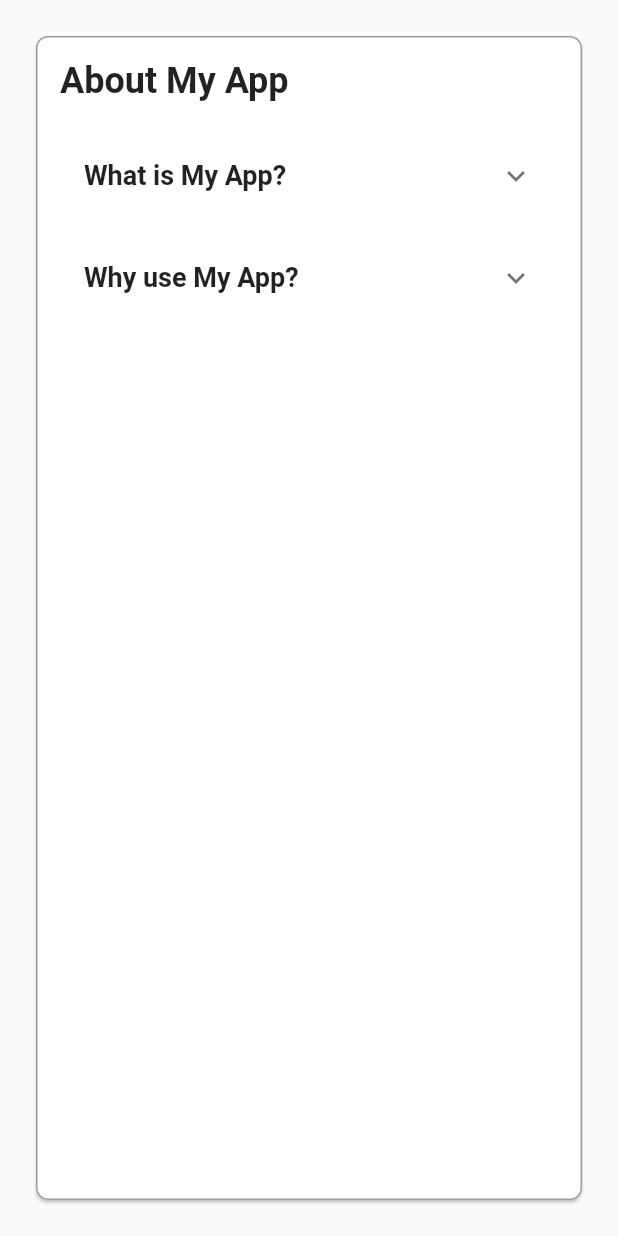
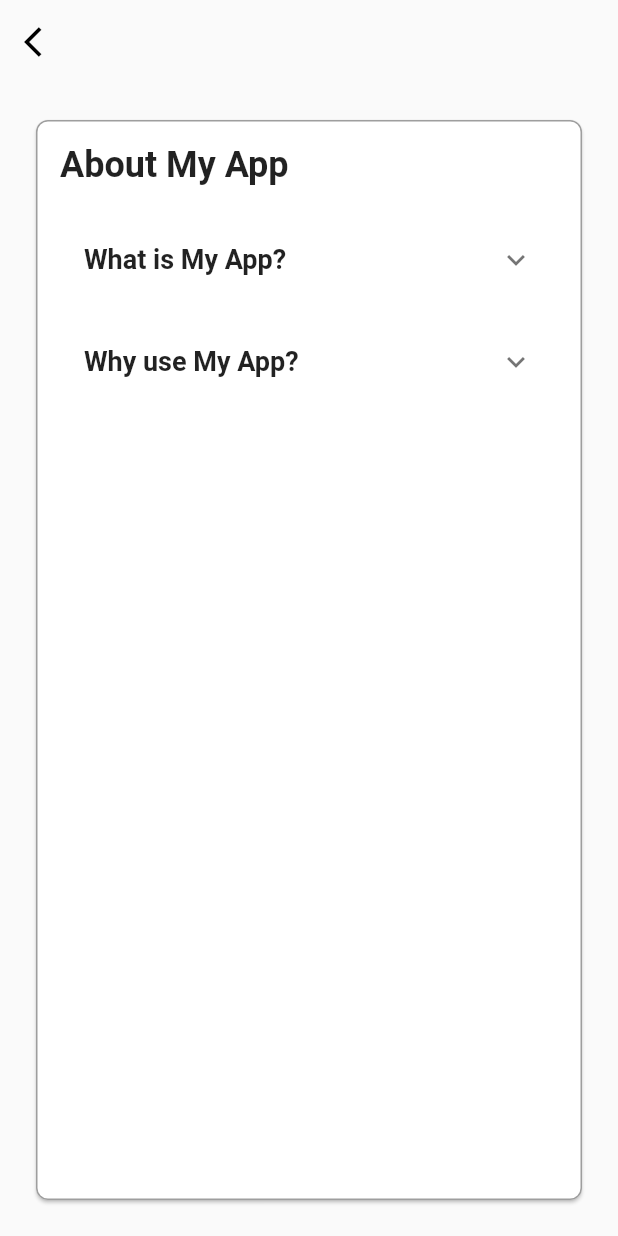
Before and after one commit to jawdonchan/L1_JordanChan_213809_Project, a Flutter app: the AboutPage screen opened directly, on a phone screen of 412 x 824 dp. Run offline on Flutter 3.47's test engine with Material 2 defaults, Android fonts, the phone set to English and light mode, and no system bars.

Commit message:
configured for about page
- need to have the bottom navigation portion
- also to have the app bar portion

```diff
--- a/lib/screen/about.dart
+++ b/lib/screen/about.dart
@@ -4,6 +4,19 @@ class AboutPage extends StatelessWidget {
   @override
   Widget build(BuildContext context) {
     return Scaffold(
+       appBar: AppBar(
+        backgroundColor: Colors.transparent,
+        elevation: 0,
+        leading: IconButton(
+          icon: Icon(
+            Icons.arrow_back_ios, // Use any custom icon here
+            color: Colors.black, // Set the desired color for the icon
+          ),
+          onPressed: () {
+            Navigator.pop(context); // Go back to the previous page
+          },
+        ),
+      ),
         body: Padding(
         padding: EdgeInsets.all(20.0),
         child: Card(
```
Also changed, not shown: lib/screen/services.dart (+8 -7 lines), lib/widgets/appbar.dart (added).
